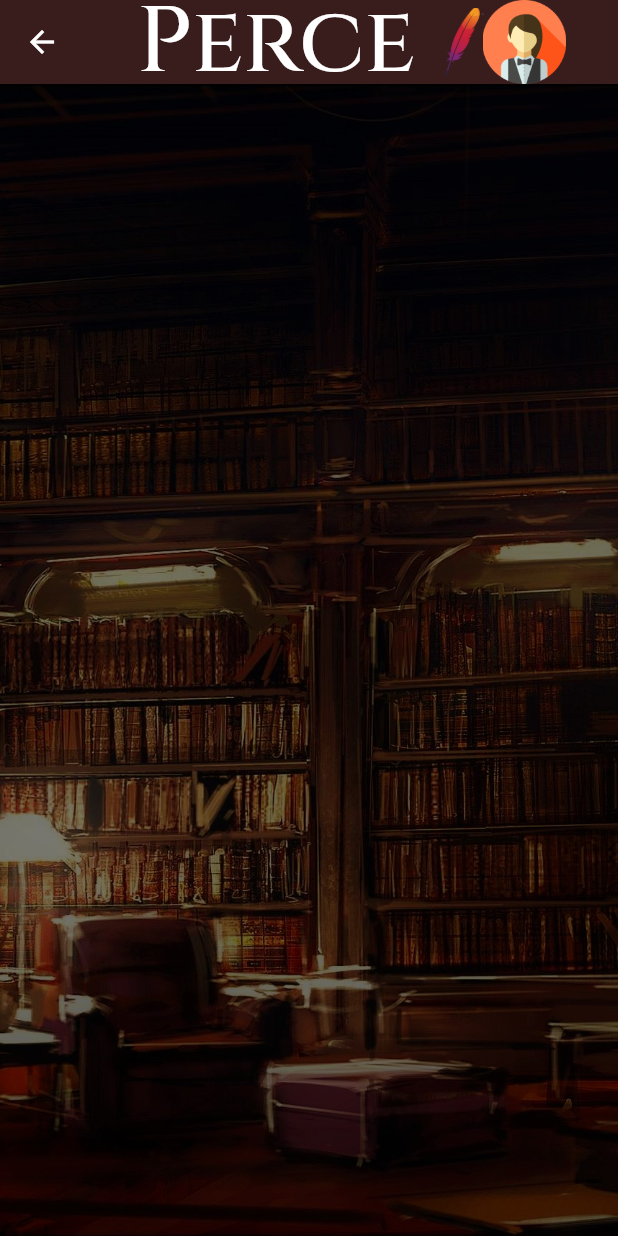
After one commit to valzgit/Perce, a Flutter app: the BuyerMainScreen screen opened by its route, on a phone screen of 412 x 824 dp. The commit adds this screen. Run offline on Flutter 3.47's test engine with Material 2 defaults, Android fonts, the phone set to English and light mode, and no system bars; our stand-ins replace hive, hive_flutter; accounts and stored records are empty; generated files the repository leaves out were written again.

Commit message:
add univerzal app bar

```diff
--- a/lib/Components/Basic/cinzelText.dart
+++ b/lib/Components/Basic/cinzelText.dart
@@ -4,10 +4,12 @@ import 'package:flutter/widgets.dart';
 class CinzelText extends StatelessWidget {
   final String displayText;
   final FontWeight fontWeight;
+  final double fontSize;
   const CinzelText({
     Key key,
     this.displayText,
     this.fontWeight,
+    this.fontSize
   }) : super(key: key);
 
   @override
@@ -17,7 +19,7 @@ class CinzelText extends StatelessWidget {
       style: TextStyle(
         color: Colors.white,
         fontWeight: fontWeight,
-        fontSize: 30,
+        fontSize: fontSize==null? 30 : fontSize,
         fontFamily: 'Cinzel',
       ),
     );
--- a/lib/Routing/route_generator.dart
+++ b/lib/Routing/route_generator.dart
@@ -1,5 +1,6 @@
 import 'package:flutter/cupertino.dart';
 import 'package:flutter/material.dart';
+import 'package:perce/Screens/BuyerMain/buyerMain.dart';
 import 'package:perce/Screens/EditUserData/editUserData.dart';
 import 'package:perce/Screens/Login/login_screen.dart';
 import 'package:perce/Screens/Registration/registration_screen.dart';
@@ -15,6 +16,8 @@ class RouteGenerator {
         return MaterialPageRoute(builder: (_) => RegistrationScreen());
       case '/changeuserdata':
         return MaterialPageRoute(builder: (_) => EditUserDataScreen());
+      case '/buyermain':
+        return MaterialPageRoute(builder: (_) => BuyerMainScreen());
       default:
         return _errorRoute();
 
--- /dev/null
+++ b/lib/Screens/BuyerMain/buyerMain.dart
@@ -0,0 +1,99 @@
+import 'package:flutter/cupertino.dart';
+import 'package:flutter/material.dart';
+import 'package:perce/Components/Basic/cinzelText.dart';
+import 'package:perce/Components/Basic/robotoText.dart';
+import 'package:perce/Components/perceButton.dart';
+import 'package:perce/Components/perceHiperlink.dart';
+import 'package:perce/Components/textFieldInput.dart';
+import 'package:perce/Hive/boxes.dart';
+import 'package:perce/Hive/transaction.dart';
+
+class BuyerMainScreen extends StatelessWidget {
+  @override
+  Widget build(BuildContext context) {
+    LoggedUser loggedUser = Boxes.loggedUser().get("logged");
+    Size size = MediaQuery.of(context).size;
+    double unit = size.width / 12;
+    return Scaffold(
+      appBar: AppBar(
+        title: InkWell(
+          onTap: () {
+            //placebo function
+          },
+          child: Container(
+            width: 230,
+            child: Row(
+              children: [
+                CinzelText(
+                  displayText: "Perce",
+                  fontSize: 62,
+                ),
+                SizedBox(
+                  width: 20,
+                ),
+                Container(
+                  width: 26,
+                  height: 45,
+                  decoration: BoxDecoration(image: DecorationImage(fit: BoxFit.cover, image: AssetImage("assets/images/perce.png"))),
+                ),
+              ],
+            ),
+          ),
+        ),
+        centerTitle: true,
+        backgroundColor: Color(0xFF391D1D),
+        actions: [
+          InkWell(
+            onTap: () {
+              showDialog(
+                  context: context,
+                  builder: (_) => CupertinoAlertDialog(
+                        actions: [
+                          CupertinoDialogAction(
+                            child: const CinzelText(displayText: "IZMENI NALOG"),
+                            onPressed: () {
+                              Navigator.of(context).popAndPushNamed("/changeuserdata");
+                            },
+                          ),
+                          CupertinoDialogAction(
+                            child: const CinzelText(displayText: "NAPUSTI NALOG"),
+                            isDestructiveAction: true,
+                            onPressed: () {
+                              Navigator.of(context).pushNamed("/");
+                            },
+                          )
+                        ],
+                      ));
+            },
+            child: Container(
+              width: 55,
+              height: 55,
+              decoration: BoxDecoration(image: DecorationImage(fit: BoxFit.cover, image: AssetImage("assets/images/profile.png"))),
+            ),
+          ),
+          SizedBox(
+            width: 35,
+          )
+        ],
+      ),
+      body: Container(
+        width: size.width,
+        decoration: BoxDecoration(image: DecorationImage(fit: BoxFit.cover, image: AssetImage("assets/images/novi_main_screen.jpg"))),
+        child: Row(
+          children: [
+            SizedBox(
+              width: 3 * unit,
+            ),
+            Column(
+              mainAxisAlignment: MainAxisAlignment.end,
+              children: [],
+            ),
+            SizedBox(
+              width: 4 * unit,
+            ),
+          ],
+        ),
+      ),
+    );
+  }
+}
--- a/lib/Screens/EditUserData/editUserData.dart
+++ b/lib/Screens/EditUserData/editUserData.dart
@@ -9,7 +9,6 @@ class EditUserDataScreen extends StatelessWidget {
   @override
   Widget build(BuildContext context) {
     LoggedUser loggedUser = Boxes.loggedUser().get("logged");
-    print("USAOOOOOOOOOOOO");
     final _formKey = GlobalKey<FormState>();
     Size size = MediaQuery.of(context).size;
     double unit = size.width/12;
--- a/lib/Screens/Login/login_screen.dart
+++ b/lib/Screens/Login/login_screen.dart
@@ -115,7 +115,7 @@ class LogInScreen extends StatelessWidget {
                           ..buyer = loggedUser.buyer;
                         loggedUserBox.put("logged", loggedUserCopy);
                         // TODO : Fix username and password being saved when comming back to login screen
-                        Navigator.of(context).pushNamed("/changeuserdata");
+                        Navigator.of(context).pushNamed("/buyermain");
                       }
                     },
                   ),
--- a/lib/Screens/Registration/registration_screen.dart
+++ b/lib/Screens/Registration/registration_screen.dart
@@ -259,7 +259,7 @@ class RegistrationScreen extends StatelessWidget {
                           ..lastName = user.lastName
                           ..buyer = user.buyer;
                         loggedUserBox.put("logged", loggedUserCopy);
-                        Navigator.of(context).popAndPushNamed("/changeuserdata");
+                        Navigator.of(context).popAndPushNamed("/buyermain");
                       }
                     },
                   ),
```
Also changed, not shown: assets/images/perce.png (added), assets/images/profile.png (added).
